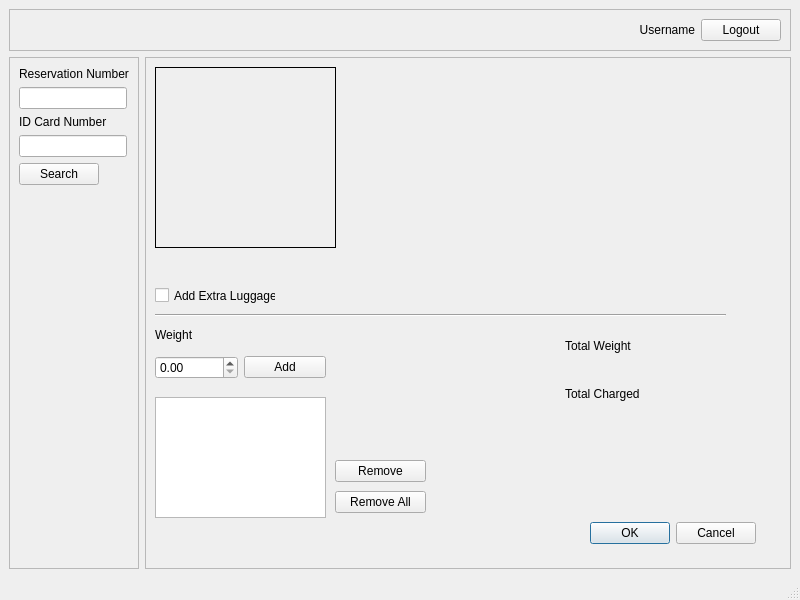
PPL48/AxeApolloStation, file Views/checkincontroller.ui: the form before one commit.
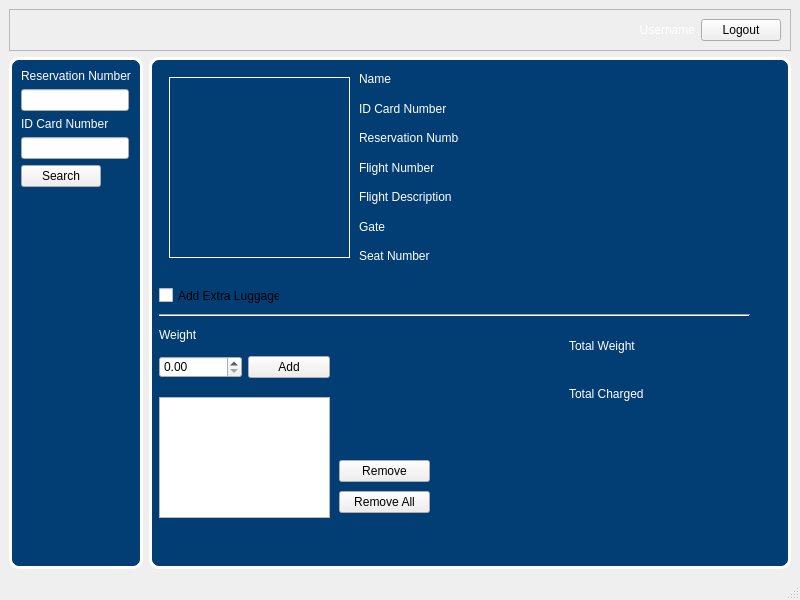
The form after the commit.

```diff
--- a/Views/checkincontroller.ui
+++ b/Views/checkincontroller.ui
@@ -14,6 +14,17 @@
    <string>Check In Operator</string>
   </property>
   <widget class="QWidget" name="centralwidget">
+   <property name="styleSheet">
+    <string notr="true">#centralwidget{
+	
+	background-color: qlineargradient(spread:pad, x1:0, y1:0, x2:0, y2:1,  stop:0 	rgb(1, 18, 71), stop:0.5 rgb(0, 58, 120), stop:1 rgb(1, 18, 71));
+}
+
+#centralwidget QLabel{
+	color: white;
+}
+</string>
+   </property>
    <layout class="QVBoxLayout" name="verticalLayout">
     <item>
      <widget class="QFrame" name="frmTop">
@@ -73,6 +84,13 @@
           <verstretch>0</verstretch>
          </sizepolicy>
         </property>
+        <property name="styleSheet">
+         <string notr="true">#frmLeft{
+	border: 3px solid white;
+	border-radius: 10px;
+	background: rgb(2, 61, 116);
+}</string>
+        </property>
         <property name="frameShape">
          <enum>QFrame::StyledPanel</enum>
         </property>
@@ -128,72 +146,19 @@
       </item>
       <item>
        <widget class="QFrame" name="frmRight">
+        <property name="styleSheet">
+         <string notr="true">#frmRight{
+	border: 3px solid white;
+	border-radius: 10px;
+	background: rgb(2, 61, 116);
+}</string>
+        </property>
         <property name="frameShape">
          <enum>QFrame::StyledPanel</enum>
         </property>
         <property name="frameShadow">
          <enum>QFrame::Raised</enum>
         </property>
-        <widget class="QLabel" name="lbIDNumber">
-         <property name="geometry">
-          <rect>
-           <x>230</x>
-           <y>42</y>
-           <width>161</width>
-           <height>16</height>
-          </rect>
-         </property>
-         <property name="font">
-          <font>
-           <pointsize>12</pointsize>
-           <weight>75</weight>
-           <bold>true</bold>
-          </font>
-         </property>
-         <property name="text">
-          <string>&lt;ID Card Number&gt;</string>
-         </property>
-        </widget>
-        <widget class="QLabel" name="lbReserveNumber">
-         <property name="geometry">
-          <rect>
-           <x>230</x>
-           <y>75</y>
-           <width>201</width>
-           <height>16</height>
-          </rect>
-         </property>
-         <property name="font">
-          <font>
-           <pointsize>12</pointsize>
-           <weight>75</weight>
-           <bold>true</bold>
-          </font>
-         </property>
-         <property name="text">
-          <string>&lt;Reservation Number&gt;</string>
-         </property>
-        </widget>
-        <widget class="QLabel" name="lbSchedule">
-         <property name="geometry">
-          <rect>
-           <x>230</x>
-           <y>140</y>
-           <width>161</width>
-           <height>21</height>
-          </rect>
-         </property>
-         <property name="font">
-          <font>
-           <pointsize>12</pointsize>
-           <weight>75</weight>
-           <bold>true</bold>
-          </font>
-         </property>
-         <property name="text">
-          <string>&lt;Flight Schedule&gt;</string>
-         </property>
-        </widget>
         <widget class="QCheckBox" name="cbAddLuggage">
          <property name="geometry">
           <rect>
@@ -207,31 +172,11 @@
           <string>Add Extra Luggage</string>
          </property>
         </widget>
-        <widget class="QLabel" name="lbFlightNumber">
-         <property name="geometry">
-          <rect>
-           <x>230</x>
-           <y>106</y>
-           <width>161</width>
-           <height>21</height>
-          </rect>
-         </property>
-         <property name="font">
-          <font>
-           <pointsize>12</pointsize>
-           <weight>75</weight>
-           <bold>true</bold>
-          </font>
-         </property>
-         <property name="text">
-          <string>&lt;Flight Number&gt;</string>
-         </property>
-        </widget>
         <widget class="QLabel" name="photo">
          <property name="geometry">
           <rect>
-           <x>10</x>
-           <y>10</y>
+           <x>20</x>
+           <y>20</y>
            <width>181</width>
            <height>181</height>
           </rect>
@@ -259,88 +204,12 @@
           <string>Weight</string>
          </property>
         </widget>
-        <widget class="QDialogButtonBox" name="buttonBox">
-         <property name="geometry">
-          <rect>
-           <x>440</x>
-           <y>460</y>
-           <width>171</width>
-           <height>32</height>
-          </rect>
-         </property>
-         <property name="orientation">
-          <enum>Qt::Horizontal</enum>
-         </property>
-         <property name="standardButtons">
-          <set>QDialogButtonBox::Cancel|QDialogButtonBox::Ok</set>
-         </property>
-        </widget>
-        <widget class="QLabel" name="lbSeat">
-         <property name="geometry">
-          <rect>
-           <x>230</x>
-           <y>200</y>
-           <width>141</width>
-           <height>16</height>
-          </rect>
-         </property>
-         <property name="font">
-          <font>
-           <pointsize>12</pointsize>
-           <weight>75</weight>
-           <bold>true</bold>
-          </font>
-         </property>
-         <property name="text">
-          <string>&lt;Seat Number&gt;</string>
-         </property>
-        </widget>
-        <widget class="QLabel" name="lbNama">
-         <property name="geometry">
-          <rect>
-           <x>230</x>
-           <y>10</y>
-           <width>101</width>
-           <height>16</height>
-          </rect>
-         </property>
-         <property name="font">
-          <font>
-           <pointsize>12</pointsize>
-           <weight>75</weight>
-           <bold>true</bold>
-          </font>
-         </property>
-         <property name="text">
-          <string>&lt;Name&gt;</string>
-         </property>
-        </widget>
-        <widget class="QLabel" name="lbGate">
-         <property name="geometry">
-          <rect>
-           <x>230</x>
-           <y>172</y>
-           <width>101</width>
-           <height>16</height>
-          </rect>
-         </property>
-         <property name="font">
-          <font>
-           <pointsize>12</pointsize>
-           <weight>75</weight>
-           <bold>true</bold>
-          </font>
-         </property>
-         <property name="text">
-          <string>&lt;Gate&gt;</string>
-         </property>
-        </widget>
         <widget class="Line" name="line">
          <property name="geometry">
           <rect>
            <x>10</x>
            <y>250</y>
-           <width>571</width>
+           <width>591</width>
            <height>16</height>
           </rect>
          </property>
@@ -460,6 +329,177 @@
           </item>
          </layout>
         </widget>
+        <widget class="QWidget" name="verticalLayoutWidget_3">
+         <property name="geometry">
+          <rect>
+           <x>210</x>
+           <y>10</y>
+           <width>100</width>
+           <height>201</height>
+          </rect>
+         </property>
+         <layout class="QVBoxLayout" name="verticalLayout_4">
+          <item>
+           <widget class="QLabel" name="label_4">
+            <property name="text">
+             <string>Name</string>
+            </property>
+           </widget>
+          </item>
+          <item>
+           <widget class="QLabel" name="label_5">
+            <property name="text">
+             <string>ID Card Number</string>
+            </property>
+           </widget>
+          </item>
+          <item>
+           <widget class="QLabel" name="label_6">
+            <property name="text">
+             <string>Reservation Number</string>
+            </property>
+           </widget>
+          </item>
+          <item>
+           <widget class="QLabel" name="label_7">
+            <property name="text">
+             <string>Flight Number</string>
+            </property>
+           </widget>
+          </item>
+          <item>
+           <widget class="QLabel" name="label_9">
+            <property name="text">
+             <string>Flight Description</string>
+            </property>
+           </widget>
+          </item>
+          <item>
+           <widget class="QLabel" name="label_10">
+            <property name="text">
+             <string>Gate</string>
+            </property>
+           </widget>
+          </item>
+          <item>
+           <widget class="QLabel" name="label_11">
+            <property name="text">
+             <string>Seat Number</string>
+            </property>
+           </widget>
+          </item>
+         </layout>
+        </widget>
+        <widget class="QWidget" name="verticalLayoutWidget_4">
+         <property name="geometry">
+          <rect>
+           <x>320</x>
+           <y>10</y>
+           <width>195</width>
+           <height>201</height>
+          </rect>
+         </property>
+         <layout class="QVBoxLayout" name="verticalLayout_5">
+          <item>
+           <widget class="QLabel" name="lbNama">
+            <property name="font">
+             <font>
+              <pointsize>12</pointsize>
+              <weight>75</weight>
+              <bold>true</bold>
+             </font>
+            </property>
+            <property name="text">
+             <string>&lt;Name&gt;</string>
+            </property>
+           </widget>
+          </item>
+          <item>
+           <widget class="QLabel" name="lbIDNumber">
+            <property name="font">
+             <font>
+              <pointsize>12</pointsize>
+              <weight>75</weight>
+              <bold>true</bold>
+             </font>
+            </property>
+            <property name="text">
+             <string>&lt;ID Card Number&gt;</string>
+            </property>
+           </widget>
+          </item>
+          <item>
+           <widget class="QLabel" name="lbReserveNumber">
+            <property name="font">
+             <font>
+              <pointsize>12</pointsize>
+              <weight>75</weight>
+              <bold>true</bold>
+             </font>
+            </property>
+            <property name="text">
+             <string>&lt;Reservation Number&gt;</string>
+            </property>
+           </widget>
+          </item>
+          <item>
+           <widget class="QLabel" name="lbFlightNumber">
+            <property name="font">
+             <font>
+              <pointsize>12</pointsize>
+              <weight>75</weight>
+              <bold>true</bold>
+             </font>
+            </property>
+            <property name="text">
+             <string>&lt;Flight Number&gt;</string>
+            </property>
+           </widget>
+          </item>
+          <item>
+           <widget class="QLabel" name="lbSchedule">
+            <property name="font">
+             <font>
+              <pointsize>12</pointsize>
+              <weight>75</weight>
+              <bold>true</bold>
+             </font>
+            </property>
+            <property name="text">
+             <string>&lt;Flight Description&gt;</string>
+            </property>
+           </widget>
+          </item>
+          <item>
+           <widget class="QLabel" name="lbGate">
+            <property name="font">
+             <font>
+              <pointsize>12</pointsize>
+              <weight>75</weight>
+              <bold>true</bold>
+             </font>
+            </property>
+            <property name="text">
+             <string>&lt;Gate&gt;</string>
+            </property>
+           </widget>
+          </item>
+          <item>
+           <widget class="QLabel" name="lbSeat">
+            <property name="font">
+             <font>
+              <pointsize>12</pointsize>
+              <weight>75</weight>
+              <bold>true</bold>
+             </font>
+            </property>
+            <property name="text">
+             <string>&lt;Seat Number&gt;</string>
+            </property>
+           </widget>
+          </item>
+         </layout>
+        </widget>
        </widget>
       </item>
      </layout>
```
